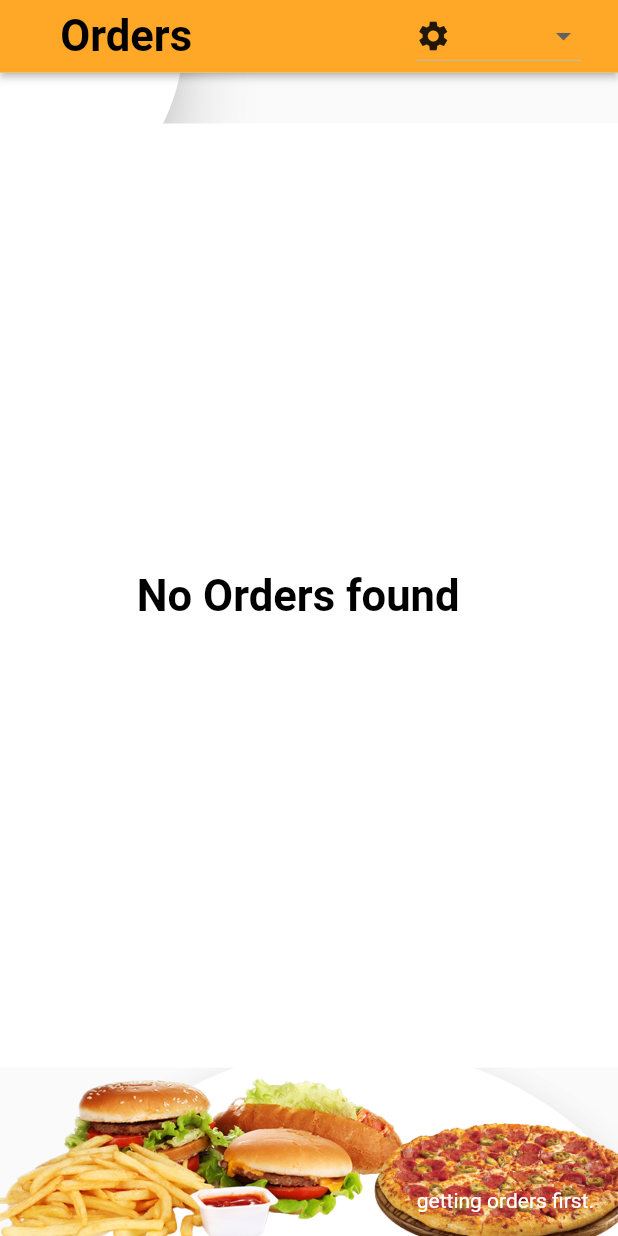
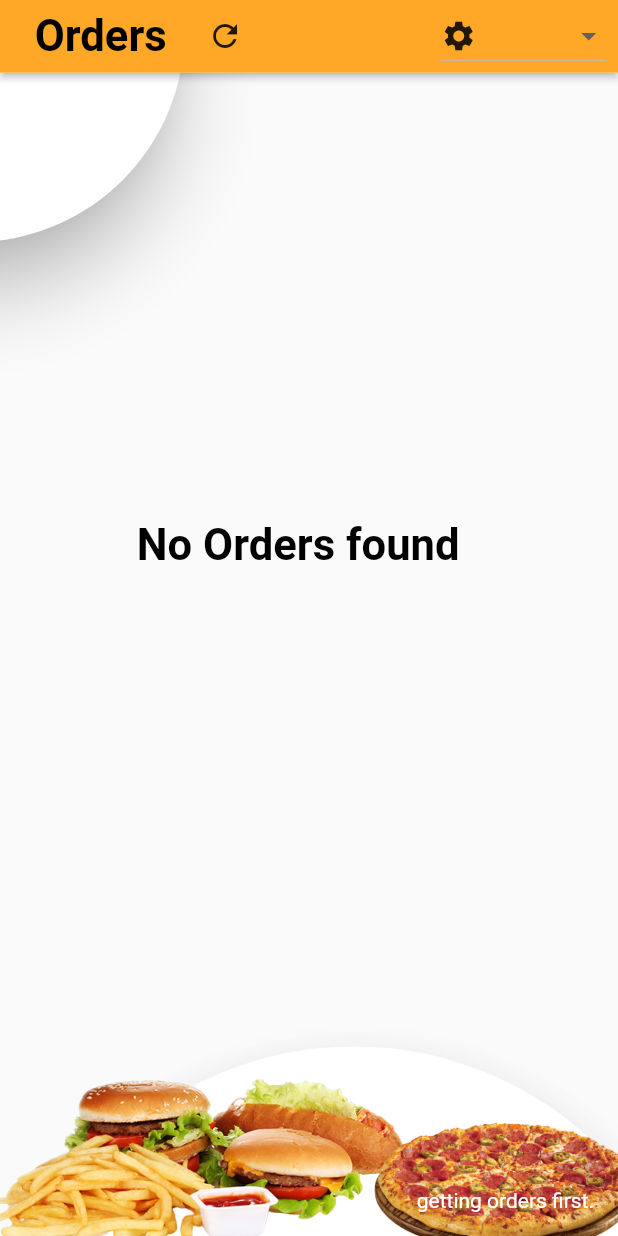
Before and after one commit to bikashbbb/eResturant, a Flutter app: the MyOrders screen opened directly, on a phone screen of 412 x 824 dp. Run offline on Flutter 3.47's test engine with Material 2 defaults, Android fonts, the phone set to English and light mode, and no system bars; our stand-ins replace flutter_screenutil, get, hive; missing offline and left inert: restart_app; accounts and stored records are empty.

Commit message:
active table not showing bug fix!!

```diff
--- a/app/lib/palette/buttons.dart
+++ b/app/lib/palette/buttons.dart
@@ -1,6 +1,7 @@
 import 'package:app/providers/login.dart';
 import 'package:flutter/material.dart';
 import 'package:flutter_screenutil/flutter_screenutil.dart';
+import 'package:restart_app/restart_app.dart';
 
 Widget loginbutton(var title) {
   return Container(
@@ -17,7 +18,7 @@ Widget loginbutton(var title) {
               color: Colors.white,
               fontWeight: FontWeight.bold,
               fontSize: 18.sp),
-              //https://erestuarantwebapi20211115232617.azurewebsites.net/api
+          //https://erestuarantwebapi20211115232617.azurewebsites.net/api
         ),
         trailing: LoginController.to.isloading
             ? const CircularProgressIndicator(
@@ -54,3 +55,11 @@ Widget itemsbutton(var title) {
         ),
       ));
 }
+
+Widget refreshButton() {
+  return IconButton(
+      icon: const Icon(Icons.refresh),
+      onPressed: () {
+
+      });
+}
--- a/app/lib/providers/addorders.dart
+++ b/app/lib/providers/addorders.dart
@@ -181,6 +181,12 @@ class AddOrdersController extends GetxController {
       } else {
         isordercreatedSucess('Unknown server error.');
       }
+
+      void onRefreshClicked() {}
+
+      List getActiveOrders() {
+        return [];
+      }
     }
   }
 }
--- a/app/lib/screens/addorders.dart
+++ b/app/lib/screens/addorders.dart
@@ -3,10 +3,8 @@ import 'package:app/models/orders.dart';
 import 'package:app/palette/textfields.dart';
 import 'package:app/palette/textstyles.dart';
 import 'package:app/providers/addorders.dart';
-import 'package:flutter/foundation.dart';
 import 'package:flutter/material.dart';
 import 'package:flutter_screenutil/flutter_screenutil.dart';
-import 'package:get/get_core/src/get_main.dart';
 import 'package:get/get.dart';
 
 // change geeting the data thing
--- a/app/lib/screens/itemcatalog.dart
+++ b/app/lib/screens/itemcatalog.dart
@@ -4,8 +4,7 @@ import 'package:app/providers/itemprovider.dart';
 import 'package:flutter/material.dart';
 import 'package:flutter_screenutil/flutter_screenutil.dart';
 import 'package:get/get.dart';
-import 'package:get/get_state_manager/get_state_manager.dart';
-
+// updates catalog:
 class ItemCatalog extends StatelessWidget {
   bool isUpdate;
   ItemCatalog({Key? key, this.isUpdate = false}) : super(key: key);
@@ -19,7 +18,6 @@ class ItemCatalog extends StatelessWidget {
         return Stack(
           children: [
             logintemplate(),
-            // todo: design of foodcatgory on the left
             Positioned(
                 left: 0.h,
                 top: 30.h,
--- a/app/lib/screens/myorders.dart
+++ b/app/lib/screens/myorders.dart
@@ -1,4 +1,5 @@
 import 'package:app/models/orders.dart';
+import 'package:app/palette/buttons.dart';
 import 'package:app/palette/template.dart';
 import 'package:app/palette/textstyles.dart';
 import 'package:app/providers/hiveprovider.dart';
@@ -18,6 +19,7 @@ class MyOrders extends StatefulWidget {
 }
 
 class _MyOrdersState extends State<MyOrders> {
+  bool statechanged = false;
   @override
   Widget build(BuildContext context) {
     var controller = Get.put(MyOrdersControlls());
@@ -49,6 +51,37 @@ class _MyOrdersState extends State<MyOrders> {
                 children: [
                   logintemplate(),
                   Positioned(
+                      top: MediaQuery.of(context).padding.top + 50.h,
+                      child: SizedBox(
+                        child: StreamBuilder<List>(
+                            stream: builder.getOrders(),
+                            builder: (context, snapshot) {
+                              if (snapshot.hasData) {
+                                MyOrdersControlls.countActiveTables(snapshot.data!);
+                                return OrientationBuilder(
+                                    builder: (context, orientation) {
+                                  return GridView.builder(
+                                      reverse: true,
+                                      itemCount: snapshot.data!.length,
+                                      gridDelegate:
+                                          const SliverGridDelegateWithFixedCrossAxisCount(
+                                        crossAxisCount: 2,
+                                        childAspectRatio: 25 / 20,
+                                      ),
+                                      itemBuilder: (contex, index) {
+                                        return orderCards(
+                                            snapshot.data![index]);
+                                      });
+                                });
+                              } else {
+                                return noActiveOrders(builder);
+                              }
+                            }),
+                        height: 650.h,
+                        width: MediaQuery.of(context).size.width,
+                      )),
+                  // streams
+                  Positioned(
                     top: MediaQuery.of(context).padding.top,
                     child: Material(
                       elevation: 2.0,
@@ -66,8 +99,9 @@ class _MyOrdersState extends State<MyOrders> {
                                 style: bold30,
                               ),
                             ),
+                            refreshButton(),
                             Padding(
-                                padding: const EdgeInsets.only(left: 100),
+                                padding: EdgeInsets.only(left: 100.w),
                                 child: DropdownButton<String>(
                                   hint: const Icon(Icons.settings),
                                   onChanged: (selected) {
@@ -91,37 +125,6 @@ class _MyOrdersState extends State<MyOrders> {
                       ),
                     ),
                   ),
-                  // streams
-                  Positioned(
-                      top: 85.h,
-                      child: Container(
-                        child: StreamBuilder<List>(
-                            stream: builder.getOrders(),
-                            builder: (context, snapshot) {
-                              if (snapshot.hasData) {
-                                return OrientationBuilder(
-                                    builder: (context, orientation) {
-                                  return GridView.builder(
-                                      reverse: true,
-                                      itemCount: snapshot.data!.length,
-                                      gridDelegate:
-                                          const SliverGridDelegateWithFixedCrossAxisCount(
-                                        crossAxisCount: 2,
-                                        childAspectRatio: 25 / 20,
-                                      ),
-                                      itemBuilder: (contex, index) {
-                                        return OrderCards(
-                                            snapshot.data![index]);
-                                      });
-                                });
-                              } else {
-                                return noActiveOrders(builder);
-                              }
-                            }),
-                        color: Colors.white,
-                        height: 650.h,
-                        width: MediaQuery.of(context).size.width,
-                      )),
                 ],
               ));
         });
@@ -146,11 +149,9 @@ class _MyOrdersState extends State<MyOrders> {
     );
   }
 
-  Widget OrderCards(Map data) {
+  Widget orderCards(Map data) {
     ActiveOrders ordertable = ActiveOrders(data['NetAmount'],
         LocalData.getTablecode(data['TableId']), data['OrderId']);
-    MyOrdersControlls.activeTables.add(data['TableId']);
-
     return Padding(
       padding: EdgeInsets.all(8.0.h),
       child: InkWell(
--- a/app/lib/screens/orderdetails.dart
+++ b/app/lib/screens/orderdetails.dart
@@ -2,10 +2,8 @@ import 'package:app/models/orderdetailsm.dart';
 import 'package:app/palette/textfields.dart';
 import 'package:app/palette/textstyles.dart';
 import 'package:app/providers/orderdetailsc.dart';
-import 'package:flutter/foundation.dart';
 import 'package:flutter/material.dart';
 import 'package:flutter_screenutil/flutter_screenutil.dart';
-import 'package:get/get_core/src/get_main.dart';
 import 'package:get/get.dart';
 
 // change geeting the data thing
--- a/app/pubspec.yaml
+++ b/app/pubspec.yaml
@@ -39,7 +39,7 @@ dependencies:
   http: ^0.13.4
   hive: ^2.0.4
   path_provider: ^2.0.7
-  flutter_launcher_icons: ^0.9.2
+  restart_app: ^1.1.0
 
 flutter_icons:
   android: true
```
Also changed, not shown: app/lib/providers/myordersc.dart (+25 -0 lines), app/flutter_01.png (deleted), app/pubspec.lock.
